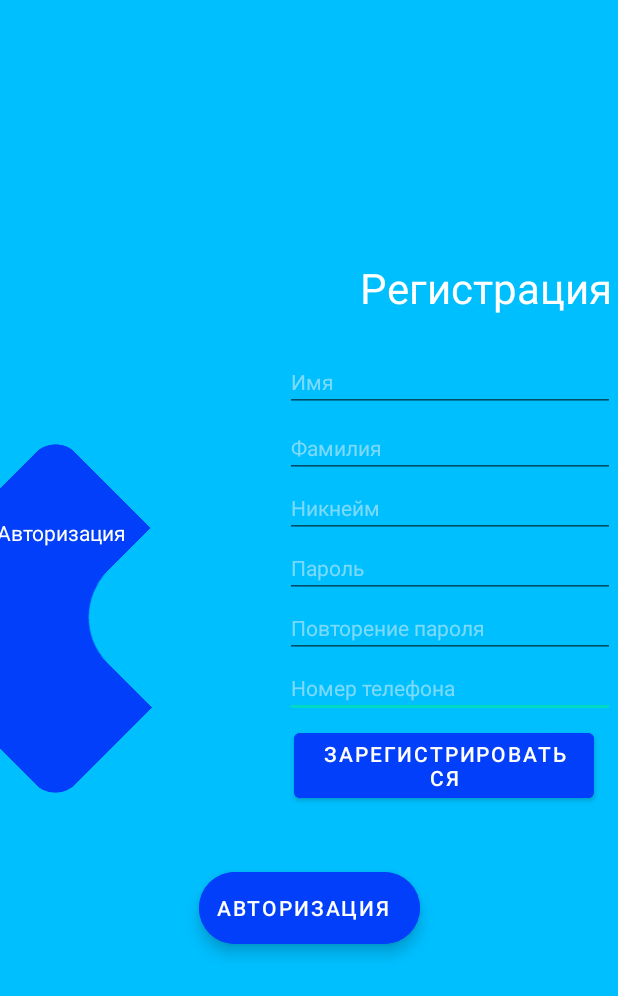
After one commit to Naruto-sys/MyMiptApp, an Android app: the layout reg_controller.xml on its own in the app's theme, with its tools: preview values and no code run, on a phone screen of 412 x 824 dp. The commit adds this screen. Shown: the top 996 px of the screen. Run offline under Robolectric (Android 15) with nearby library versions, the phone set to English and light mode, and no system bars.

Commit message:
Update all

```diff
--- /dev/null
+++ b/app/src/main/res/drawable/square.xml
@@ -0,0 +1,24 @@
+<?xml version="1.0" encoding="utf-8"?>
+<vector
+    xmlns:android="http://schemas.android.com/apk/res/android"
+    xmlns:aapt="http://schemas.android.com/aapt"
+    android:width="200dp"
+    android:height="200dp"
+    android:viewportWidth="363.94"
+    android:viewportHeight="372.66"
+    >
+
+    <group>
+
+        <clip-path
+            android:pathData="M40 0H323.939C346.031 0 363.939 17.9086 363.939 40V332.657C363.939 354.748 346.031 372.657 323.939 372.657H40C17.9086 372.657 0 354.748 0 332.657V40C0 17.9086 17.9086 0 40 0Z"
+            />
+
+        <path
+            android:pathData="M0 0V372.657H363.939V0"
+            android:fillColor="@color/colorPrimaryDark"
+            />
+
+    </group>
+
+</vector>
--- /dev/null
+++ b/app/src/main/res/drawable/square_blue.xml
@@ -0,0 +1,24 @@
+<?xml version="1.0" encoding="utf-8"?>
+<vector
+    xmlns:android="http://schemas.android.com/apk/res/android"
+    xmlns:aapt="http://schemas.android.com/aapt"
+    android:width="200dp"
+    android:height="200dp"
+    android:viewportWidth="363.94"
+    android:viewportHeight="372.66"
+    >
+
+    <group>
+
+        <clip-path
+            android:pathData="M40 0H323.939C346.031 0 363.939 17.9086 363.939 40V332.657C363.939 354.748 346.031 372.657 323.939 372.657H40C17.9086 372.657 0 354.748 0 332.657V40C0 17.9086 17.9086 0 40 0Z"
+            />
+
+        <path
+            android:pathData="M0 0V372.657H363.939V0"
+            android:fillColor="@color/colorPrimary"
+            />
+
+    </group>
+
+</vector>
--- a/app/src/main/res/layout/activity_main.xml
+++ b/app/src/main/res/layout/activity_main.xml
@@ -15,10 +15,4 @@
         app:layout_constraintRight_toRightOf="parent"
         app:layout_constraintTop_toTopOf="parent" />
 
-    <com.bluelinelabs.conductor.ChangeHandlerFrameLayout
-        android:id="@+id/controller_container"
-        android:layout_width="match_parent"
-        android:layout_height="match_parent"
-        />
-
 </androidx.constraintlayout.widget.ConstraintLayout>
--- /dev/null
+++ b/app/src/main/res/layout/reg_controller.xml
@@ -0,0 +1,173 @@
+<?xml version="1.0" encoding="utf-8"?>
+<androidx.constraintlayout.widget.ConstraintLayout xmlns:android="http://schemas.android.com/apk/res/android"
+    xmlns:app="http://schemas.android.com/apk/res-auto"
+    xmlns:tools="http://schemas.android.com/tools"
+    android:layout_width="match_parent"
+    android:layout_height="match_parent">
+
+    <View
+        android:id="@+id/square_s"
+        android:layout_width="175dp"
+        android:layout_height="175dp"
+        android:layout_alignParentTop="true"
+        android:layout_marginEnd="288dp"
+        android:background="@drawable/square"
+        android:rotation="-45"
+        app:layout_constraintBottom_toBottomOf="parent"
+        app:layout_constraintEnd_toEndOf="parent"
+        app:layout_constraintTop_toTopOf="parent" />
+
+    <View
+        android:id="@+id/square"
+        android:layout_width="400dp"
+        android:layout_height="400dp"
+        android:layout_alignParentTop="true"
+        android:background="@drawable/square_blue"
+        android:rotation="-45"
+        app:layout_constraintBottom_toBottomOf="parent"
+        app:layout_constraintStart_toEndOf="@+id/square_s"
+        app:layout_constraintTop_toTopOf="parent"
+        app:layout_constraintVertical_bias="0.498" />
+
+    <TextView
+        android:id="@+id/textAuth"
+        android:layout_width="wrap_content"
+        android:layout_height="wrap_content"
+        android:layout_marginStart="240dp"
+        android:layout_marginTop="172dp"
+        android:text="@string/reg"
+        android:textAppearance="@style/textAuth"
+        android:textColor="@color/colorText"
+        android:textSize="28sp"
+        app:layout_constraintBottom_toTopOf="@+id/square"
+        app:layout_constraintStart_toStartOf="parent"
+        app:layout_constraintTop_toTopOf="parent"
+        app:layout_constraintVertical_bias="0.422" />
+
+    <Button
+        android:id="@+id/regButton"
+        android:layout_width="200dp"
+        android:layout_height="wrap_content"
+        android:layout_marginTop="4dp"
+        android:backgroundTint="@color/colorPrimaryDark"
+        android:text="@string/reg2"
+        android:textColor="@color/colorText"
+        app:layout_constraintEnd_toEndOf="parent"
+        app:layout_constraintHorizontal_bias="0.924"
+        app:layout_constraintStart_toStartOf="parent"
+        app:layout_constraintTop_toBottomOf="@+id/number" />
+
+    <EditText
+        android:id="@+id/number"
+        android:layout_width="220dp"
+        android:layout_height="wrap_content"
+        android:ems="10"
+        android:hint="@string/hint_number"
+        android:inputType="phone"
+        android:textColor="@color/colorText"
+        android:textColorHint="#80F6F6F6"
+        android:textSize="14sp"
+        app:layout_constraintStart_toStartOf="@+id/passwordRepeat"
+        app:layout_constraintTop_toBottomOf="@+id/passwordRepeat" />
+
+    <EditText
+        android:id="@+id/passwordRepeat"
+        android:layout_width="220dp"
+        android:layout_height="wrap_content"
+        android:ems="10"
+        android:hint="@string/hint_password_repeat"
+        android:inputType="textPassword"
+        android:textColor="@color/colorText"
+        android:textColorHint="#80F6F6F6"
+        android:textSize="14sp"
+        app:layout_constraintStart_toStartOf="@+id/password"
+        app:layout_constraintTop_toBottomOf="@+id/password" />
+
+
+    <EditText
+        android:id="@+id/name"
+        android:layout_width="220dp"
+        android:layout_height="wrap_content"
+        android:layout_marginStart="172dp"
+        android:layout_marginTop="24dp"
+        android:ems="10"
+        android:hint="@string/hint_name"
+        android:inputType="textPersonName"
+        android:textColor="@color/colorText"
+        android:textColorHint="#80F6F6F6"
+        android:textSize="14sp"
+        app:layout_constraintEnd_toEndOf="parent"
+        app:layout_constraintHorizontal_bias="0.894"
+        app:layout_constraintStart_toStartOf="parent"
+        app:layout_constraintTop_toBottomOf="@+id/textAuth" />
+
+    <TextView
+        android:id="@+id/regView"
+        android:layout_width="wrap_content"
+        android:layout_height="wrap_content"
+        android:layout_marginEnd="328dp"
+        android:text="@string/auth"
+        android:textColor="@color/colorText"
+        app:layout_constraintBottom_toBottomOf="@+id/square_s"
+        app:layout_constraintEnd_toEndOf="parent"
+        app:layout_constraintTop_toTopOf="@+id/square_s"
+        app:layout_constraintVertical_bias="0.134" />
+
+    <EditText
+        android:id="@+id/password"
+        android:layout_width="220dp"
+        android:layout_height="wrap_content"
+        android:ems="10"
+        android:hint="@string/hint_password"
+        android:inputType="textPassword"
+        android:textColor="@color/colorText"
+        android:textColorHint="#80F6F6F6"
+        android:textSize="14sp"
+        app:layout_constraintStart_toStartOf="@+id/nickname"
+        app:layout_constraintTop_toBottomOf="@+id/nickname" />
+
+    <EditText
+        android:id="@+id/nickname"
+        android:layout_width="220dp"
+        android:layout_height="wrap_content"
+        android:ems="10"
+        android:hint="@string/hint_nickname"
+        android:inputType="textPersonName"
+        android:textColor="@color/colorText"
+        android:textColorHint="#80F6F6F6"
+        android:textSize="14sp"
+        app:layout_constraintStart_toStartOf="@+id/surname"
+        app:layout_constraintTop_toBottomOf="@+id/surname" />
+
+    <EditText
+        android:id="@+id/surname"
+        android:layout_width="220dp"
+        android:layout_height="wrap_content"
+        android:layout_marginTop="4dp"
+        android:ems="10"
+        android:hint="@string/hint_surname"
+        android:inputType="textPersonName"
+        android:textColor="@color/colorText"
+        android:textColorHint="#80F6F6F6"
+        android:textSize="14sp"
+        app:layout_constraintStart_toStartOf="@+id/name"
+        app:layout_constraintTop_toBottomOf="@+id/name" />
+    <com.google.android.material.floatingactionbutton.ExtendedFloatingActionButton
+        android:id="@+id/authButton"
+        android:layout_width="wrap_content"
+        android:layout_height="wrap_content"
+        android:layout_alignParentBottom="true"
+        android:layout_margin="8dp"
+        android:backgroundTint="@color/colorPrimaryDark"
+        android:text="@string/auth"
+        android:textColor="@color/colorText"
+        android:tint="@color/colorAccent"
+        app:fabSize="normal"
+        app:layout_constraintBottom_toBottomOf="parent"
+        app:layout_constraintEnd_toEndOf="parent"
+        app:layout_constraintStart_toStartOf="parent"
+        app:layout_constraintTop_toTopOf="parent"
+        app:layout_constraintVertical_bias="0.754" />
+
+
+</androidx.constraintlayout.widget.ConstraintLayout>
--- a/app/src/main/res/values/strings.xml
+++ b/app/src/main/res/values/strings.xml
@@ -1,3 +1,15 @@
 <resources>
-    <string name="app_name">MyMiptApp</string>
+    <string name="app_name">NeoBrain</string>
+    <string name="auth">Авторизация</string>
+    <string name="hint_username">Никнейм/Номер телефона/Эл. почта</string>
+    <string name="hint_password">Пароль</string>
+    <string name="entry">Войти</string>
+    <string name="reg">Регистрация</string>
+    <string name="reg2">Зарегистрироваться</string>
+    <string name="hint_name">Имя</string>
+    <string name="hint_surname">Фамилия</string>
+    <string name="hint_nickname">Никнейм</string>
+    <string name="hint_password_repeat">Повторение пароля</string>
+    <string name="hint_number">Номер телефона</string>
+    <string name="password_forget">Забыли пароль?</string>
 </resources>
```
Also changed, not shown: app/build.gradle (+4 -3 lines), app/src/main/java/com/example/mymiptapp/Controllers/AuthController.java (added, +48 -0 lines), app/src/main/java/com/example/mymiptapp/Controllers/RegController.java (added, +151 -0 lines), app/src/main/java/com/example/mymiptapp/MainActivity.java (+1 -30 lines), app/src/main/res/layout/auth_controller.xml (added, +136 -0 lines).
